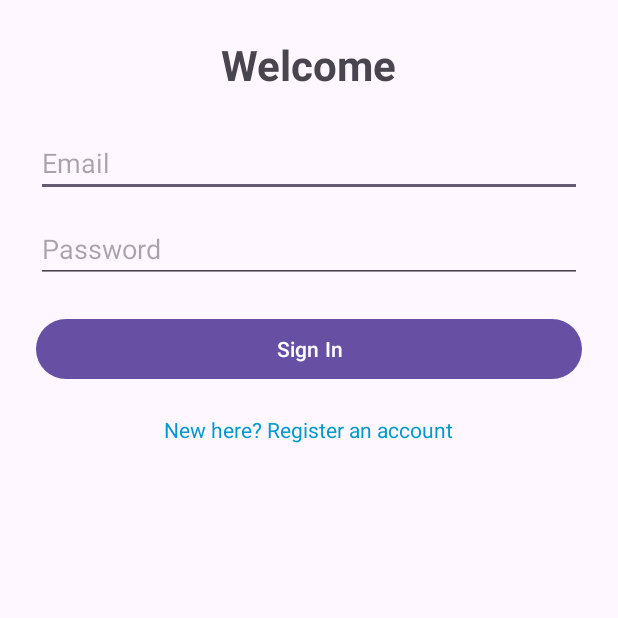
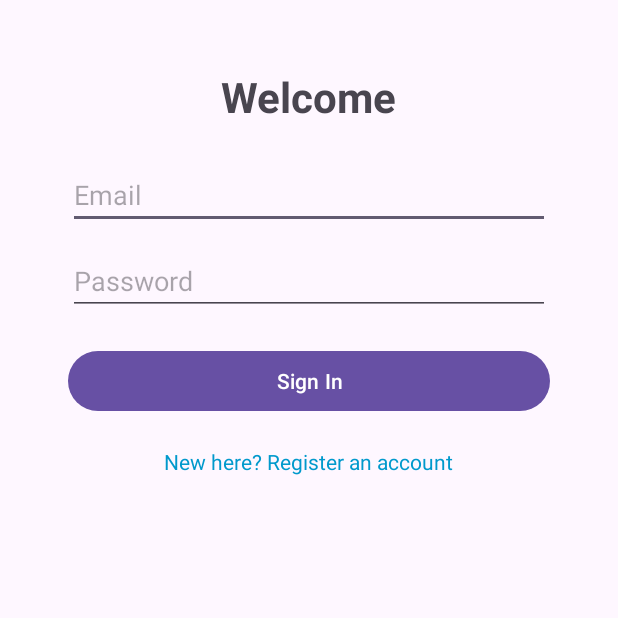
Before and after one commit to MarkHughes18/FinalYProject, an Android app: the screen it shows after launch (MainActivity), on a phone screen of 412 x 824 dp, the top half of it. Run offline under Robolectric (Android 15) with nearby library versions, the phone set to English and light mode, and no system bars.

Commit message:
added padding

```diff
--- a/app/src/main/AndroidManifest.xml
+++ b/app/src/main/AndroidManifest.xml
@@ -1,6 +1,8 @@
 <?xml version="1.0" encoding="utf-8"?>
 <manifest xmlns:android="http://schemas.android.com/apk/res/android"
     xmlns:tools="http://schemas.android.com/tools">
+
+    <uses-permission android:name="android.permission.INTERNET" />
 
     <application
         android:allowBackup="true"
--- a/app/src/main/java/com/example/finalyearproject/ui/HomePGActivity.java
+++ b/app/src/main/java/com/example/finalyearproject/ui/HomePGActivity.java
@@ -59,7 +59,7 @@ public class HomePGActivity extends AppCompatActivity {
                         if (uri != null){
                             selectedFileUri = uri;
                             selectedFileName = getFileNameFromUri(uri);
-                            selectedFileTV.setText("Selected: " + selectedFileName)
+                            selectedFileTV.setText("Selected: " + selectedFileName);
                         }
                     }
                 }
--- a/app/src/main/res/layout/activity_homepg.xml
+++ b/app/src/main/res/layout/activity_homepg.xml
@@ -4,7 +4,8 @@
     xmlns:tools="http://schemas.android.com/tools"
     android:layout_width="match_parent"
     android:layout_height="match_parent"
-    tools:context=".ui.HomePGActivity">
+    tools:context=".ui.HomePGActivity"
+    android:padding="45dp">
 
     <TextView
         android:id="@+id/homeTitleTV"
--- a/app/src/main/res/layout/activity_main.xml
+++ b/app/src/main/res/layout/activity_main.xml
@@ -1,7 +1,7 @@
 <?xml version="1.0" encoding="utf-8"?>
 <ScrollView xmlns:android="http://schemas.android.com/apk/res/android"
     android:layout_width="match_parent" android:layout_height="match_parent"
-    android:padding="24dp">
+    android:padding="45dp">
 
     <LinearLayout
         android:layout_width="match_parent"
--- a/app/src/main/res/layout/activity_register.xml
+++ b/app/src/main/res/layout/activity_register.xml
@@ -1,7 +1,7 @@
 <?xml version="1.0" encoding="utf-8"?>
 <ScrollView xmlns:android="http://schemas.android.com/apk/res/android"
     android:layout_width="match_parent" android:layout_height="match_parent"
-    android:padding="24dp">
+    android:padding="45dp">
 
     <LinearLayout
         android:layout_width="match_parent" android:layout_height="wrap_content"
```
